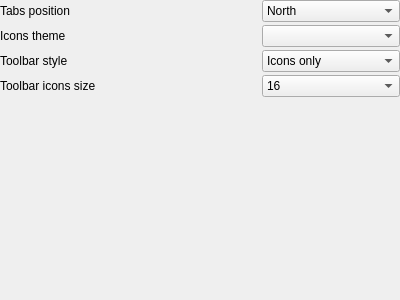
Mezomish/juffed, file src/gui/ViewSettingsPage.ui: the form before one commit.
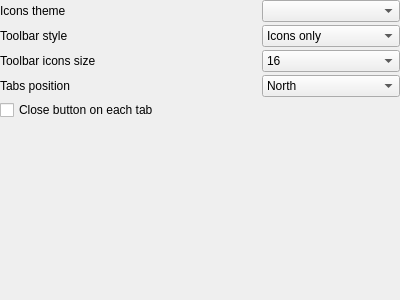
The form after the commit.

Commit message: Added: close buttons on each tab (Qt >= 4.5)

Patch:
```diff
--- a/src/gui/ViewSettingsPage.ui
+++ b/src/gui/ViewSettingsPage.ui
@@ -19,7 +19,7 @@
    <property name="spacing" >
     <number>3</number>
    </property>
-   <item row="4" column="2" >
+   <item row="7" column="2">
     <spacer>
      <property name="orientation" >
       <enum>Qt::Vertical</enum>
@@ -32,32 +32,25 @@
      </property>
     </spacer>
    </item>
-   <item row="1" column="2" >
-    <widget class="QComboBox" name="iconThemeCmb" />
+   <item row="2" column="2">
+    <widget class="QComboBox" name="iconThemeCmb"/>
    </item>
-   <item row="1" column="0" >
-    <widget class="QLabel" name="label_2" >
-     <property name="text" >
+   <item row="2" column="0">
+    <widget class="QLabel" name="label_2">
+     <property name="text">
       <string>Icons theme</string>
      </property>
     </widget>
    </item>
-   <item row="3" column="0" >
-    <widget class="QLabel" name="label_5" >
-     <property name="text" >
+   <item row="4" column="0">
+    <widget class="QLabel" name="label_5">
+     <property name="text">
       <string>Toolbar icons size</string>
      </property>
     </widget>
    </item>
-   <item row="0" column="0" >
-    <widget class="QLabel" name="label" >
-     <property name="text" >
-      <string>Tabs position</string>
-     </property>
-    </widget>
-   </item>
-   <item row="3" column="2" >
-    <widget class="QComboBox" name="iconSizeCmb" >
+   <item row="4" column="2">
+    <widget class="QComboBox" name="iconSizeCmb">
      <item>
       <property name="text" >
        <string>16</string>
@@ -75,8 +68,8 @@
      </item>
     </widget>
    </item>
-   <item row="2" column="2" >
-    <widget class="QComboBox" name="toolButtonStyleCmb" >
+   <item row="3" column="2">
+    <widget class="QComboBox" name="toolButtonStyleCmb">
      <item>
       <property name="text" >
        <string>Icons only</string>
@@ -99,38 +92,14 @@
      </item>
     </widget>
    </item>
-   <item row="0" column="2" >
-    <widget class="QComboBox" name="tabPositionCmb" >
-     <item>
-      <property name="text" >
-       <string>North</string>
-      </property>
-     </item>
-     <item>
-      <property name="text" >
-       <string>South</string>
-      </property>
-     </item>
-     <item>
-      <property name="text" >
-       <string>West</string>
-      </property>
-     </item>
-     <item>
-      <property name="text" >
-       <string>East</string>
-      </property>
-     </item>
-    </widget>
-   </item>
-   <item row="2" column="0" >
-    <widget class="QLabel" name="label_3" >
-     <property name="text" >
+   <item row="3" column="0">
+    <widget class="QLabel" name="label_3">
+     <property name="text">
       <string>Toolbar style</string>
      </property>
     </widget>
    </item>
-   <item row="3" column="1" >
+   <item row="4" column="1">
     <spacer>
      <property name="orientation" >
       <enum>Qt::Horizontal</enum>
@@ -143,6 +112,44 @@
      </property>
     </spacer>
    </item>
+   <item row="5" column="0">
+    <widget class="QLabel" name="label">
+     <property name="text">
+      <string>Tabs position</string>
+     </property>
+    </widget>
+   </item>
+   <item row="5" column="2">
+    <widget class="QComboBox" name="tabPositionCmb">
+     <item>
+      <property name="text">
+       <string>North</string>
+      </property>
+     </item>
+     <item>
+      <property name="text">
+       <string>South</string>
+      </property>
+     </item>
+     <item>
+      <property name="text">
+       <string>West</string>
+      </property>
+     </item>
+     <item>
+      <property name="text">
+       <string>East</string>
+      </property>
+     </item>
+    </widget>
+   </item>
+   <item row="6" column="0">
+    <widget class="QCheckBox" name="closeBtnsChk">
+     <property name="text">
+      <string>Close button on each tab</string>
+     </property>
+    </widget>
+   </item>
   </layout>
  </widget>
  <resources/>
```
Left out of the diff: 37 changed lines with no effect on the pictures. The commit also changes 8 other files.
